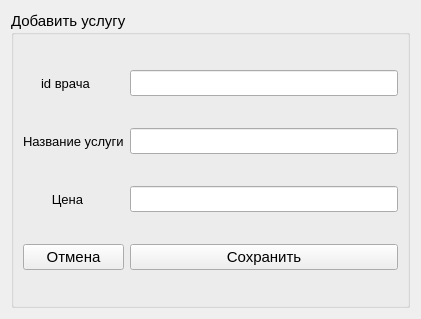
Above: Ui_service/From_ui_service/service_create.ui from polinakondakov/2_Hospital before the change. Below: the same form after it.
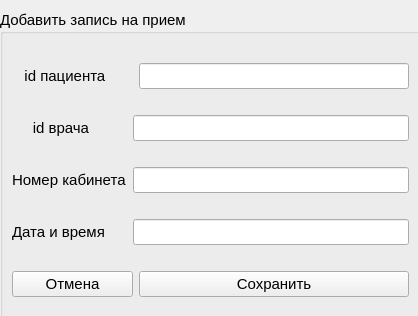
That is the form after the change.

```diff
--- a/Ui_service/From_ui_service/service_create.ui
+++ b/Ui_service/From_ui_service/service_create.ui
@@ -6,16 +6,22 @@
    <rect>
     <x>0</x>
     <y>0</y>
-    <width>421</width>
-    <height>319</height>
+    <width>418</width>
+    <height>316</height>
    </rect>
   </property>
   <property name="windowTitle">
    <string>Form</string>
   </property>
-  <layout class="QGridLayout" name="gridLayout">
-   <item row="0" column="0">
     <widget class="QGroupBox" name="groupBox">
+   <property name="geometry">
+    <rect>
+     <x>0</x>
+     <y>10</y>
+     <width>421</width>
+     <height>321</height>
+    </rect>
+   </property>
      <property name="font">
       <font>
        <pointsize>11</pointsize>
@@ -25,36 +31,24 @@
       <enum>Qt::LeftToRight</enum>
      </property>
      <property name="title">
-      <string>Добавить услугу</string>
-     </property>
-     <layout class="QGridLayout" name="gridLayout_2">
+    <string>Добавить запись на прием</string>
+   </property>
+   <layout class="QGridLayout" name="gridLayout">
+    <item row="0" column="0">
+     <widget class="QLabel" name="label_4">
+      <property name="text">
+       <string>   id пациента</string>
+      </property>
+     </widget>
+    </item>
+    <item row="0" column="2">
+     <widget class="QLineEdit" name="line_edit_patient_id"/>
+    </item>
       <item row="1" column="0">
-       <widget class="QLabel" name="label_2">
-        <property name="font">
-         <font>
-          <pointsize>10</pointsize>
-          <underline>false</underline>
-         </font>
-        </property>
-        <property name="text">
-         <string>Название услуги</string>
-        </property>
-       </widget>
-      </item>
-      <item row="2" column="1">
-       <widget class="QLineEdit" name="line_edit_price"/>
-      </item>
-      <item row="0" column="1">
-       <widget class="QLineEdit" name="line_edit_doctor_id"/>
-      </item>
-      <item row="1" column="1">
-       <widget class="QLineEdit" name="line_edit_title"/>
-      </item>
-      <item row="0" column="0">
        <widget class="QLabel" name="label">
         <property name="font">
          <font>
-          <pointsize>10</pointsize>
+        <pointsize>11</pointsize>
           <underline>false</underline>
          </font>
         </property>
@@ -63,27 +57,49 @@
         </property>
        </widget>
       </item>
+    <item row="1" column="1" colspan="2">
+     <widget class="QLineEdit" name="line_edit_doctor_id"/>
+    </item>
       <item row="2" column="0">
-       <widget class="QLabel" name="label_3">
+     <widget class="QLabel" name="label_2">
         <property name="font">
          <font>
-          <pointsize>10</pointsize>
+        <pointsize>11</pointsize>
           <underline>false</underline>
          </font>
         </property>
         <property name="text">
-         <string>        Цена</string>
+       <string>Номер кабинета</string>
         </property>
        </widget>
       </item>
+    <item row="2" column="1" colspan="2">
+     <widget class="QLineEdit" name="line_edit_number_room"/>
+    </item>
       <item row="3" column="0">
+     <widget class="QLabel" name="label_3">
+      <property name="font">
+       <font>
+        <pointsize>11</pointsize>
+        <underline>false</underline>
+       </font>
+      </property>
+      <property name="text">
+       <string>Дата и время</string>
+      </property>
+     </widget>
+    </item>
+    <item row="3" column="1" colspan="2">
+     <widget class="QLineEdit" name="line_edit_date_and_time"/>
+    </item>
+    <item row="4" column="0" colspan="2">
        <widget class="QPushButton" name="push_button_undo">
         <property name="text">
          <string>Отмена</string>
         </property>
        </widget>
       </item>
-      <item row="3" column="1">
+    <item row="4" column="2">
        <widget class="QPushButton" name="push_button_save">
         <property name="text">
          <string>Сохранить</string>
@@ -92,8 +108,6 @@
       </item>
      </layout>
     </widget>
-   </item>
-  </layout>
  </widget>
  <resources/>
  <connections/>
```
Lines whose indentation alone changed are shown as unchanged.
